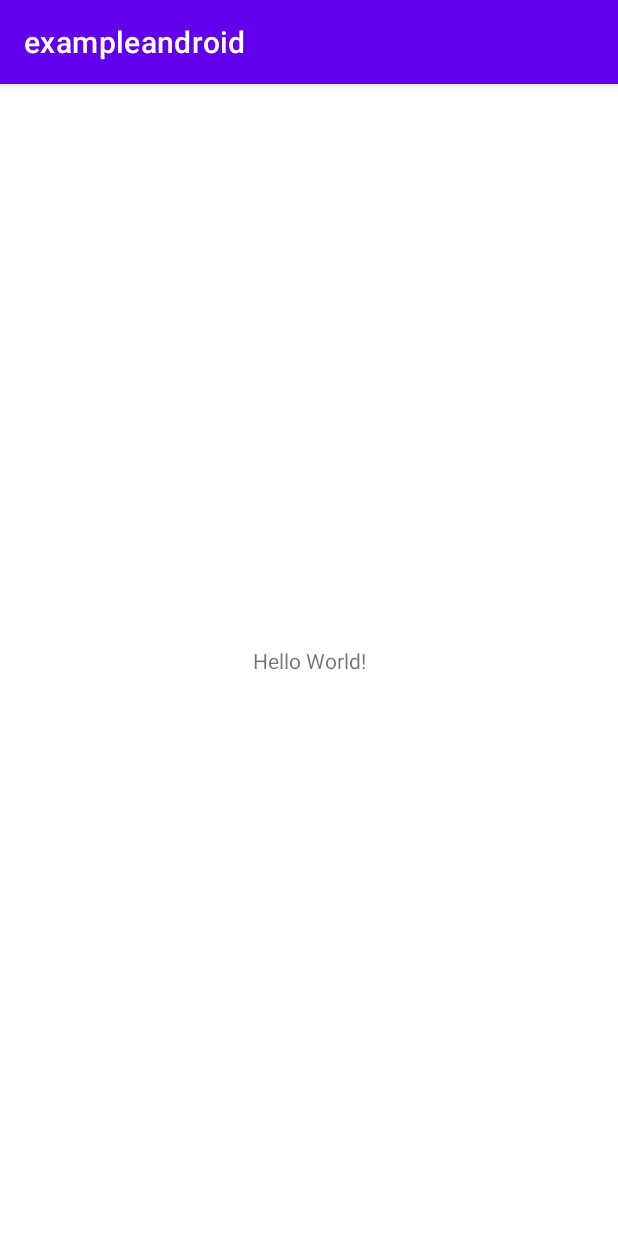
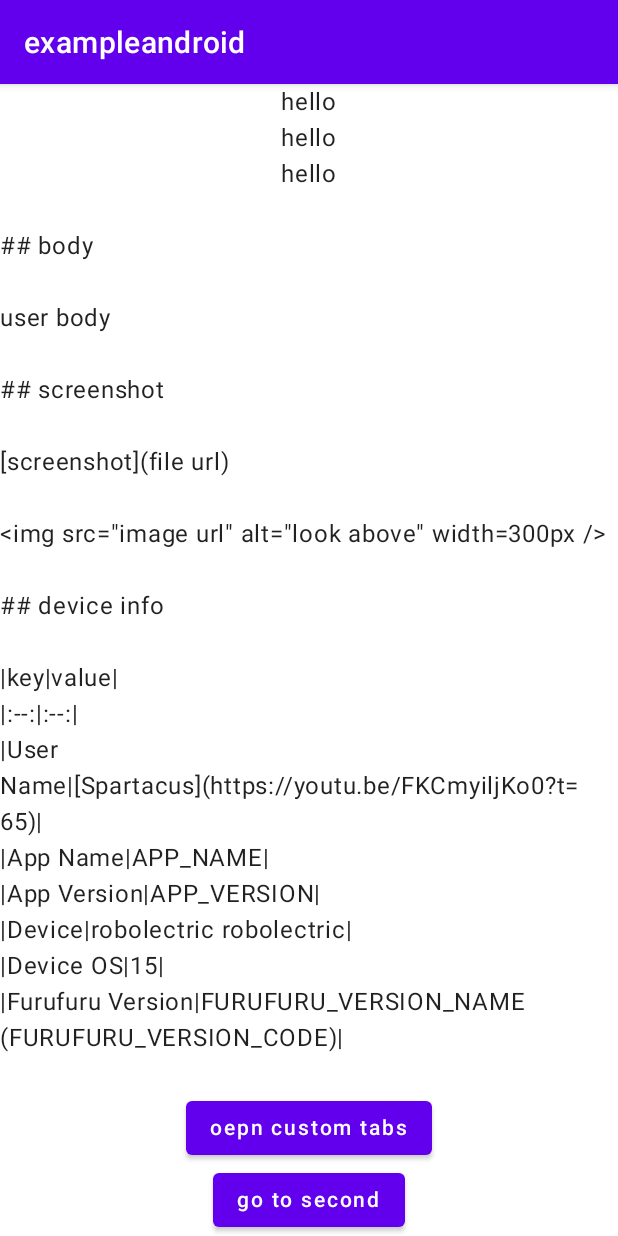
Before and after one commit to iaia/Furuhuru, an Android app built with Jetpack Compose: the screen it shows after launch (MainActivity), on a phone screen of 412 x 824 dp. Run offline under Robolectric (Android 15) with nearby library versions, the phone set to English and light mode, and no system bars.

Commit message:
Add example

```diff
--- a/exampleandroid/src/main/AndroidManifest.xml
+++ b/exampleandroid/src/main/AndroidManifest.xml
@@ -2,13 +2,17 @@
 <manifest xmlns:android="http://schemas.android.com/apk/res/android"
     package="dev.iaiabot.furuhuru.exampleandroid">
 
+    <uses-permission android:name="android.permission.INTERNET" />
+
     <application
+        android:name=".MyApplication"
         android:allowBackup="true"
         android:icon="@mipmap/ic_launcher"
         android:label="@string/app_name"
         android:roundIcon="@mipmap/ic_launcher_round"
         android:supportsRtl="true"
         android:theme="@style/Theme.Furuhuru">
+
         <activity
             android:name=".MainActivity"
             android:exported="true">
--- /dev/null
+++ b/exampleandroid/src/main/java/dev/iaiabot/furuhuru/exampleandroid/FirstScreen.kt
@@ -0,0 +1,100 @@
+package dev.iaiabot.furuhuru.exampleandroid
+
+import android.net.Uri
+import android.util.Log
+import androidx.browser.customtabs.CustomTabsIntent
+import androidx.compose.foundation.layout.Column
+import androidx.compose.material.Button
+import androidx.compose.material.Text
+import androidx.compose.runtime.Composable
+import androidx.compose.runtime.DisposableEffect
+import androidx.compose.runtime.remember
+import androidx.compose.ui.Alignment
+import androidx.compose.ui.platform.LocalContext
+import androidx.compose.ui.platform.LocalLifecycleOwner
+import androidx.compose.ui.tooling.preview.Preview
+import androidx.lifecycle.Lifecycle
+import androidx.lifecycle.LifecycleEventObserver
+import androidx.navigation.NavController
+import dev.iaiabot.furuhuru.decorator.IssueBodyTemplate
+
+@Composable
+fun FirstScreen(
+    navController: NavController,
+) {
+    val observer = remember {
+        LifecycleEventObserver { _, event ->
+            when (event) {
+                Lifecycle.Event.ON_CREATE -> {
+                    Log.d("koko", "first on_create")
+                }
+                Lifecycle.Event.ON_START -> {
+                    Log.d("koko", "first on_start")
+                }
+                Lifecycle.Event.ON_RESUME -> {
+                    Log.d("koko", "first on_resume")
+                }
+                Lifecycle.Event.ON_PAUSE -> {
+                    Log.d("koko", "first on_pause")
+                }
+                Lifecycle.Event.ON_STOP -> {
+                    Log.d("koko", "first on_stop")
+                }
+                Lifecycle.Event.ON_DESTROY -> {
+                    Log.d("koko", "first on_destroy")
+                }
+                Lifecycle.Event.ON_ANY -> {
+                }
+            }
+        }
+    }
+
+    val lifecycle = LocalLifecycleOwner.current.lifecycle
+    DisposableEffect(Unit) {
+        lifecycle.addObserver(observer)
+        onDispose {
+            lifecycle.removeObserver(observer)
+        }
+    }
+
+    val context = LocalContext.current
+
+    Column(horizontalAlignment = Alignment.CenterHorizontally) {
+        Text(text = "hello")
+        Text(text = "hello")
+        Text(text = "hello")
+        Text(
+            text = IssueBodyTemplate.createBody(
+                "",
+                "user body",
+                "image url",
+                "file url"
+            )
+        )
+        Button(
+            onClick = {
+                CustomTabsIntent.Builder()
+                    .build()
+                    .launchUrl(context, Uri.parse("https://example.com"))
+            }
+        ) {
+            Text("oepn custom tabs")
+        }
+        Button(
+            onClick = {
+                navController.navigate("second") {
+                    popUpTo("first")
+                    launchSingleTop = true
+                }
+            }
+        ) {
+            Text(text = "go to second")
+        }
+    }
+}
+
+@Preview
+@Composable
+fun TextPreview() {
+    Text("テキスト")
+}
--- a/exampleandroid/src/main/java/dev/iaiabot/furuhuru/exampleandroid/MainActivity.kt
+++ b/exampleandroid/src/main/java/dev/iaiabot/furuhuru/exampleandroid/MainActivity.kt
@@ -1,11 +1,30 @@
 package dev.iaiabot.furuhuru.exampleandroid
 
 import android.os.Bundle
+import androidx.activity.compose.setContent
 import androidx.appcompat.app.AppCompatActivity
+import androidx.compose.material.MaterialTheme
+import androidx.navigation.compose.NavHost
+import androidx.navigation.compose.composable
+import androidx.navigation.compose.rememberNavController
 
 class MainActivity : AppCompatActivity() {
     override fun onCreate(savedInstanceState: Bundle?) {
         super.onCreate(savedInstanceState)
-        setContentView(R.layout.activity_main)
+
+        setContent {
+            MaterialTheme {
+                val navController = rememberNavController()
+
+                NavHost(navController = navController, startDestination = "first") {
+                    composable("first") {
+                        FirstScreen(navController)
+                    }
+                    composable("second") {
+                        SecondScreen(navController)
+                    }
+                }
+            }
+        }
     }
 }
--- /dev/null
+++ b/exampleandroid/src/main/java/dev/iaiabot/furuhuru/exampleandroid/MyApplication.kt
@@ -0,0 +1,19 @@
+package dev.iaiabot.furuhuru.exampleandroid
+
+import android.app.Application
+import dev.iaiabot.furuhuru.android.Furufuru
+
+class MyApplication : Application() {
+    override fun onCreate() {
+        super.onCreate()
+        Furufuru.Builder(
+            this,
+        ).settingGithub(
+            BuildConfig.GITHUB_API_TOKEN,
+            "iaia",
+            "Furufuru"
+        ).setLabels(
+            "bug", "documentation"
+        ).build()
+    }
+}
```
Also changed, not shown: androidFuruhuru/build.gradle.kts (+2 -8 lines), exampleandroid/build.gradle.kts (+9 -4 lines), exampleandroid/src/main/java/dev/iaiabot/furuhuru/exampleandroid/SecondScreen.kt (added, +76 -0 lines).
